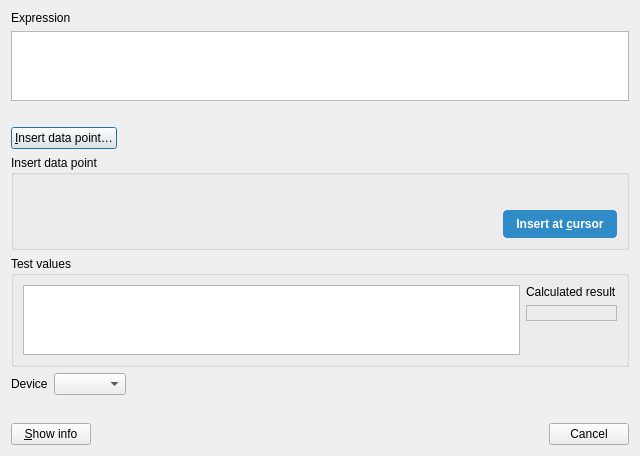
The window that src/dialogs/expressionsdialog.ui (ModbusScope/ModbusScope) describes before a commit, drawn with Qt 5.
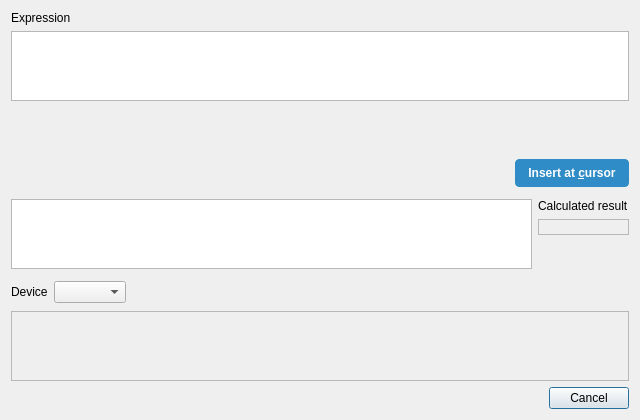
The same window after the commit. Custom widgets are drawn as their Qt base class.

Commit message:
Use collapsible sections in the Compose expression dialog
Insert data point, Test values and Expression help share one section
header (arrow, title, line across the row). Help scrolls within a
bounded area instead of growing the dialog. Merges UI review steps 4
and 5.

Diff of the .ui file:
```diff
--- a/src/dialogs/expressionsdialog.ui
+++ b/src/dialogs/expressionsdialog.ui
@@ -19,9 +19,9 @@
   <property name="sizeGripEnabled">
    <bool>false</bool>
   </property>
-  <layout class="QVBoxLayout" name="verticalLayout_3" stretch="1,0,0">
+  <layout class="QVBoxLayout" name="verticalLayout_3" stretch="1,0">
    <item>
-    <layout class="QGridLayout" name="gridLayout" rowstretch="0,1,0,0,0,1" columnstretch="1,0">
+    <layout class="QGridLayout" name="gridLayout" rowstretch="0,1,0,0,0,0,1,0,0,0" columnstretch="1,0">
      <item row="0" column="0" colspan="2">
       <widget class="QLabel" name="label">
        <property name="text">
@@ -67,13 +67,10 @@
        </property>
       </widget>
      </item>
-     <item row="3" column="0" colspan="2" alignment="Qt::AlignmentFlag::AlignLeft">
-      <widget class="QPushButton" name="btnInsertDataPoint">
-       <property name="text">
-        <string>&amp;Insert data point…</string>
-       </property>
-       <property name="checkable">
-        <bool>true</bool>
+     <item row="3" column="0" colspan="2">
+      <widget class="CollapsibleHeader" name="headerInsertDataPoint" native="true">
+       <property name="text" stdset="0">
+        <string>&amp;Insert data point</string>
        </property>
       </widget>
      </item>
@@ -93,12 +90,6 @@
          <number>0</number>
         </property>
         <item>
-         <widget class="QGroupBox" name="insertGroupBox">
-          <property name="title">
-           <string>Insert data point</string>
-          </property>
-          <layout class="QVBoxLayout" name="insertGroupLayout">
-           <item>
             <widget class="QWidget" name="insertEditorContainer" native="true">
              <layout class="QVBoxLayout" name="insertEditorLayout">
               <property name="leftMargin">
@@ -169,15 +160,28 @@
           </layout>
          </widget>
         </item>
-       </layout>
-      </widget>
-     </item>
      <item row="5" column="0" colspan="2">
-      <widget class="QGroupBox" name="testValuesGroupBox">
-       <property name="title">
-        <string>Test values</string>
+      <widget class="CollapsibleHeader" name="headerTestValues" native="true">
+       <property name="text" stdset="0">
+        <string>&amp;Test values</string>
        </property>
+      </widget>
+     </item>
+     <item row="6" column="0" colspan="2">
+      <widget class="QWidget" name="widgetTestValues" native="true">
        <layout class="QHBoxLayout" name="testValuesLayout" stretch="1,0">
+        <property name="leftMargin">
+         <number>0</number>
+        </property>
+        <property name="topMargin">
+         <number>0</number>
+        </property>
+        <property name="rightMargin">
+         <number>0</number>
+        </property>
+        <property name="bottomMargin">
+         <number>0</number>
+        </property>
         <item>
          <widget class="QTableWidget" name="tblExpressionInput">
           <property name="selectionMode">
@@ -228,9 +232,14 @@
        </layout>
       </widget>
      </item>
-    </layout>
-   </item>
-   <item>
+     <item row="7" column="0" colspan="2">
+      <widget class="CollapsibleHeader" name="headerHelp" native="true">
+       <property name="text" stdset="0">
+        <string>&amp;Expression help</string>
+       </property>
+      </widget>
+     </item>
+     <item row="8" column="0" colspan="2">
     <widget class="QWidget" name="widgetInfo" native="true">
      <layout class="QVBoxLayout" name="verticalLayout_4">
       <property name="spacing">
@@ -290,6 +299,16 @@
        </widget>
       </item>
       <item>
+         <widget class="QScrollArea" name="scrollInfo">
+          <property name="horizontalScrollBarPolicy">
+           <enum>Qt::ScrollBarPolicy::ScrollBarAlwaysOff</enum>
+          </property>
+          <property name="widgetResizable">
+           <bool>true</bool>
+          </property>
+          <widget class="QWidget" name="scrollInfoContents">
+           <layout class="QVBoxLayout" name="scrollInfoLayout">
+            <item>
        <widget class="QLabel" name="lblInfo">
         <property name="sizePolicy">
          <sizepolicy hsizetype="Preferred" vsizetype="Minimum">
@@ -303,6 +322,9 @@
         <property name="textFormat">
          <enum>Qt::TextFormat::RichText</enum>
         </property>
+              <property name="alignment">
+               <set>Qt::AlignmentFlag::AlignLeading|Qt::AlignmentFlag::AlignTop</set>
+              </property>
         <property name="wordWrap">
          <bool>true</bool>
         </property>
@@ -310,31 +332,25 @@
       </item>
      </layout>
     </widget>
-   </item>
-   <item>
-    <layout class="QHBoxLayout" name="horizontalLayout_3">
-     <item>
-      <widget class="QPushButton" name="btnInfo">
-       <property name="text">
-        <string>&amp;Show info</string>
-       </property>
-       <property name="checkable">
-        <bool>true</bool>
-       </property>
+         </widget>
+        </item>
+       </layout>
       </widget>
      </item>
-     <item>
-      <spacer name="horizontalSpacerButtons">
+     <item row="9" column="0" colspan="2">
+      <spacer name="sectionsBottomSpacer">
        <property name="orientation">
-        <enum>Qt::Orientation::Horizontal</enum>
+        <enum>Qt::Orientation::Vertical</enum>
        </property>
        <property name="sizeHint" stdset="0">
         <size>
-         <width>40</width>
-         <height>20</height>
+         <width>20</width>
+         <height>0</height>
         </size>
        </property>
       </spacer>
+     </item>
+    </layout>
      </item>
      <item>
       <widget class="QDialogButtonBox" name="buttonBox">
@@ -344,10 +360,14 @@
       </widget>
      </item>
     </layout>
-   </item>
-  </layout>
  </widget>
  <customwidgets>
+  <customwidget>
+   <class>CollapsibleHeader</class>
+   <extends>QWidget</extends>
+   <header>customwidgets/collapsibleheader.h</header>
+   <container>0</container>
+  </customwidget>
   <customwidget>
    <class>DeviceComboBox</class>
    <extends>QComboBox</extends>
```
Lines whose indentation alone changed are shown as unchanged. The commit also changes 11 other files.
